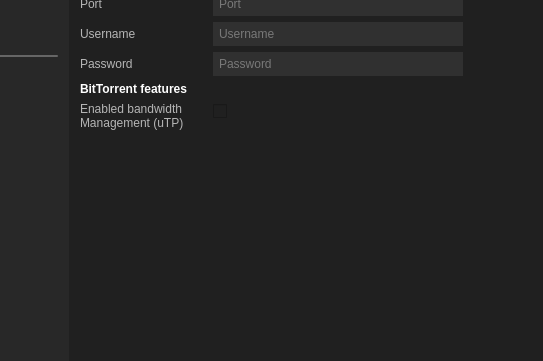
Tribler/tribler, file TriblerGUI/qt_resources/mainwindow.ui: the form before one commit; both pictures show x 131 to 674 and y 294 to 655 of the 855 by 655 pixel window.
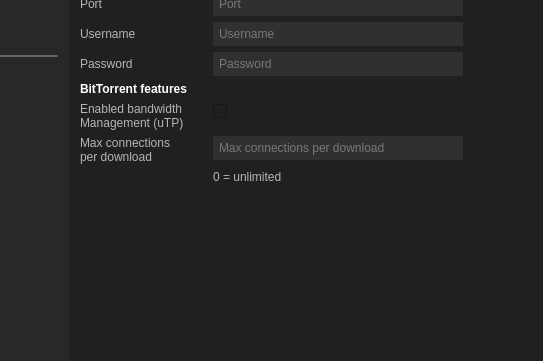
The form after the commit. The open tabs and pages were chosen to show the change. Icons and pictures are not drawn. Custom widgets are drawn as their Qt base class.

Commit message: Added option to specify max amount of connections per download

What changed in the file:
```diff
--- a/TriblerGUI/qt_resources/mainwindow.ui
+++ b/TriblerGUI/qt_resources/mainwindow.ui
@@ -5584,6 +5584,46 @@
                 </property>
                </widget>
               </item>
+              <item row="10" column="0">
+               <widget class="QLabel" name="label_41">
+                <property name="text">
+                 <string>Max connections
+per download</string>
+                </property>
+               </widget>
+              </item>
+              <item row="10" column="1">
+               <widget class="QLineEdit" name="max_connections_download_input">
+                <property name="sizePolicy">
+                 <sizepolicy hsizetype="Fixed" vsizetype="Fixed">
+                  <horstretch>0</horstretch>
+                  <verstretch>0</verstretch>
+                 </sizepolicy>
+                </property>
+                <property name="minimumSize">
+                 <size>
+                  <width>250</width>
+                  <height>0</height>
+                 </size>
+                </property>
+                <property name="maximumSize">
+                 <size>
+                  <width>250</width>
+                  <height>16777215</height>
+                 </size>
+                </property>
+                <property name="placeholderText">
+                 <string>Max connections per download</string>
+                </property>
+               </widget>
+              </item>
+              <item row="11" column="1">
+               <widget class="QLabel" name="label_43">
+                <property name="text">
+                 <string>0 = unlimited</string>
+                </property>
+               </widget>
+              </item>
              </layout>
             </widget>
             <widget class="QWidget" name="settings_bandwidth_tab">
@@ -8385,6 +8425,11 @@
  </widget>
  <layoutdefault spacing="6" margin="11"/>
  <customwidgets>
+  <customwidget>
+   <class>EllipseButton</class>
+   <extends>QToolButton</extends>
+   <header>TriblerGUI.widgets.ellipsebutton.h</header>
+  </customwidget>
   <customwidget>
    <class>VideoPlayerPage</class>
    <extends>QWidget</extends>
@@ -8518,11 +8563,6 @@
    <extends>QToolButton</extends>
    <header>TriblerGUI.widgets.circlebutton.h</header>
   </customwidget>
-  <customwidget>
-   <class>EllipseButton</class>
-   <extends>QToolButton</extends>
-   <header>TriblerGUI.widgets.ellipsebutton.h</header>
-  </customwidget>
   <customwidget>
    <class>DownloadProgressBar</class>
    <extends>QWidget</extends>
```
The commit also changes 3 other files.
